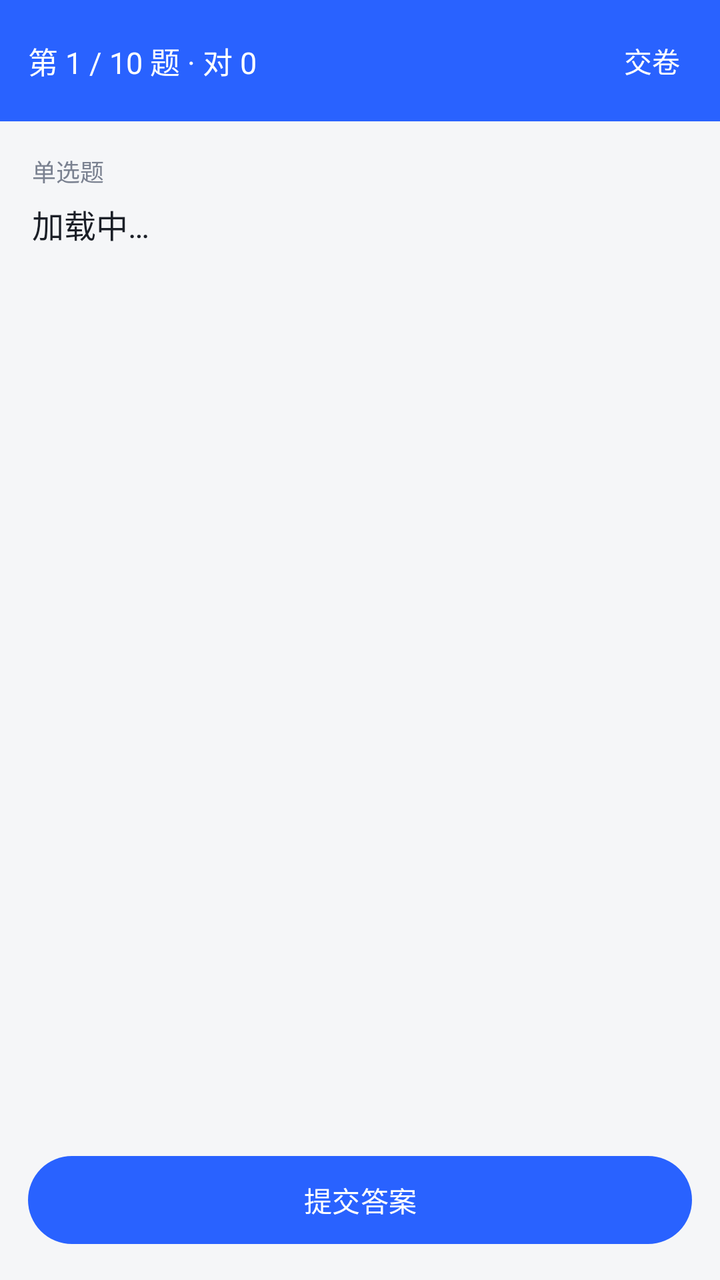
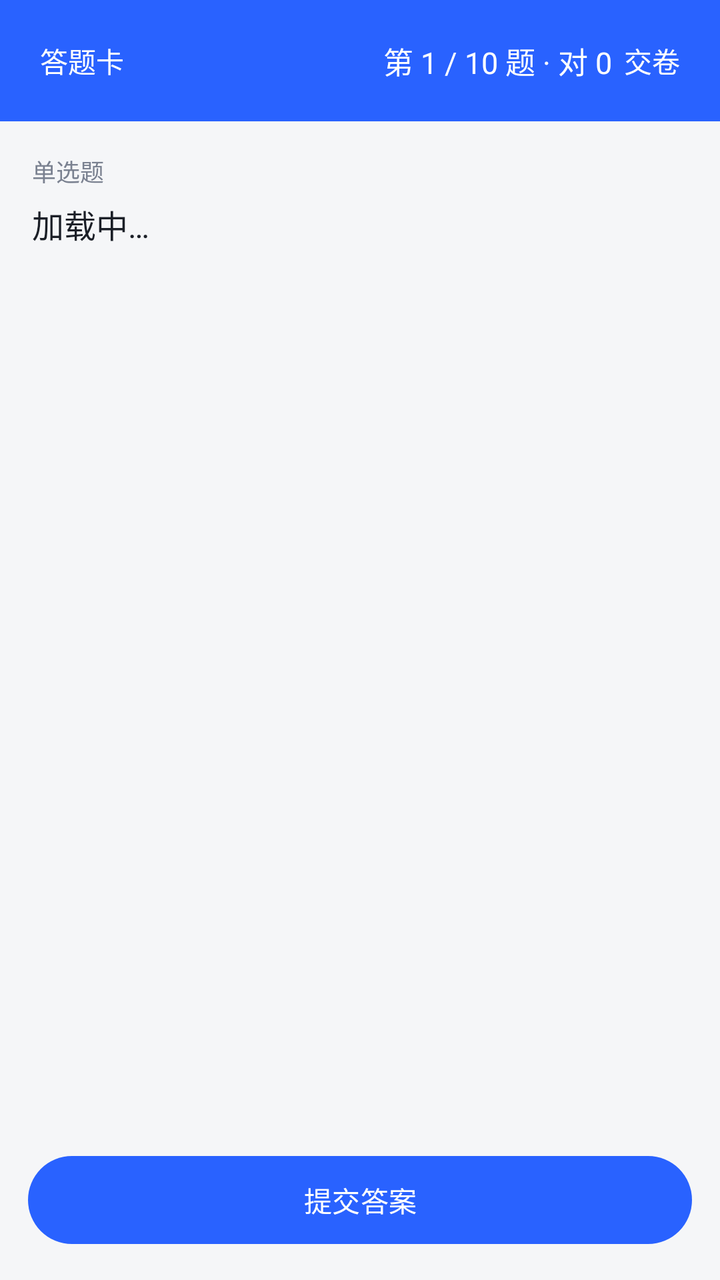

Compare the two renders of this Android layout. The source of the first and the diff that turns it into the second are given below.
<!-- AndroidManifest.xml: application theme Theme.ExamPrep -->
<!-- res/layout/activity_practice.xml -->
<?xml version="1.0" encoding="utf-8"?>
<LinearLayout xmlns:android="http://schemas.android.com/apk/res/android"
    android:layout_width="match_parent" android:layout_height="match_parent"
    android:orientation="vertical" android:background="@color/bg">

    
    <LinearLayout
        android:layout_width="match_parent" android:layout_height="wrap_content"
        android:background="@color/primary" android:gravity="center_vertical"
        android:orientation="horizontal" android:padding="14dp">

        <TextView
            android:id="@+id/tvProgress"
            android:layout_width="0dp" android:layout_weight="1"
            android:layout_height="wrap_content"
            android:text="第 1 / 10 题 · 对 0"
            android:textColor="#FFFFFF" android:textSize="15sp" />

        <TextView
            android:id="@+id/btnFinish"
            android:layout_width="wrap_content" android:layout_height="wrap_content"
            android:text="交卷" android:textColor="#FFFFFF"
            android:background="?attr/selectableItemBackground" android:padding="6dp" />
    </LinearLayout>

    <ScrollView
        android:layout_width="match_parent" android:layout_height="0dp"
        android:layout_weight="1" android:fillViewport="true">

        <LinearLayout
            android:layout_width="match_parent" android:layout_height="wrap_content"
            android:orientation="vertical" android:padding="16dp">

            <TextView
                android:id="@+id/tvTypeName"
                style="@style/StatLabel" android:text="单选题" />

            <TextView
                android:id="@+id/tvStem"
                android:layout_width="match_parent" android:layout_height="wrap_content"
                android:layout_marginTop="6dp"
                android:textColor="@color/text_main" android:textSize="16sp"
                android:lineSpacingExtra="4dp" android:text="加载中…" />

            <TextView
                android:id="@+id/tvMaterial"
                android:layout_width="match_parent" android:layout_height="wrap_content"
                android:layout_marginTop="8dp"
                android:background="@color/card" android:padding="10dp"
                android:textColor="@color/text_sub" android:textSize="13sp"
                android:visibility="gone" />

            
            <LinearLayout
                android:id="@+id/llAnswerArea"
                android:layout_width="match_parent" android:layout_height="wrap_content"
                android:layout_marginTop="14dp" android:orientation="vertical" />

            
            <LinearLayout
                android:id="@+id/llResult"
                android:layout_width="match_parent" android:layout_height="wrap_content"
                android:layout_marginTop="14dp" android:orientation="vertical"
                android:visibility="gone">

                <TextView
                    android:id="@+id/tvJudge"
                    android:layout_width="match_parent" android:layout_height="wrap_content"
                    android:textSize="15sp" android:textStyle="bold" />

                <TextView
                    android:id="@+id/tvCorrectAnswer"
                    style="@style/CardText" android:layout_marginTop="6dp" />

                <TextView
                    android:id="@+id/tvAnalysis"
                    style="@style/CardText" android:layout_marginTop="6dp" />

                <TextView
                    android:id="@+id/tvSelfEvalTip"
                    style="@style/StatLabel" android:layout_marginTop="10dp"
                    android:text="这道题你会了吗？" android:visibility="gone" />

                <LinearLayout
                    android:id="@+id/llSelfEval"
                    android:layout_width="match_parent" android:layout_height="wrap_content"
                    android:layout_marginTop="6dp" android:orientation="horizontal"
                    android:visibility="gone">

                    <com.google.android.material.button.MaterialButton
                        android:id="@+id/btnEvalKnow"
                        style="@style/Widget.Material3.Button.TonalButton"
                        android:layout_width="0dp" android:layout_weight="1"
                        android:layout_height="wrap_content" android:layout_marginEnd="4dp"
                        android:text="会了" />

                    <com.google.android.material.button.MaterialButton
                        android:id="@+id/btnEvalUnsure"
                        style="@style/Widget.Material3.Button.TonalButton"
                        android:layout_width="0dp" android:layout_weight="1"
                        android:layout_marginStart="4dp" android:layout_marginEnd="4dp"
                        android:layout_height="wrap_content"
                        android:text="模糊" />

                    <com.google.android.material.button.MaterialButton
                        android:id="@+id/btnEvalDont"
                        style="@style/Widget.Material3.Button.TonalButton"
                        android:layout_width="0dp" android:layout_weight="1"
                        android:layout_marginStart="4dp"
                        android:layout_height="wrap_content"
                        android:text="不会" />
                </LinearLayout>
            </LinearLayout>
        </LinearLayout>
    </ScrollView>

    <com.google.android.material.button.MaterialButton
        android:id="@+id/btnAction"
        android:layout_width="match_parent" android:layout_height="52dp"
        android:layout_margin="14dp" android:text="提交答案" />
</LinearLayout>
<!-- resources referenced by this layout -->
<resources>
  <color name="bg">#F5F6F8</color>
  <color name="card">#FFFFFF</color>
  <color name="primary">#2962FF</color>
  <color name="text_main">#1B1F27</color>
  <color name="text_sub">#7A8190</color>
  <style name="CardText">
          <item name="android:layout_width">match_parent</item>
          <item name="android:layout_height">wrap_content</item>
          <item name="android:textColor">@color/text_sub</item>
          <item name="android:textSize">13sp</item>
      </style>
  <style name="StatLabel">
          <item name="android:layout_width">wrap_content</item>
          <item name="android:layout_height">wrap_content</item>
          <item name="android:textColor">@color/text_sub</item>
          <item name="android:textSize">12sp</item>
      </style>
  <style name="Theme.ExamPrep" parent="Theme.Material3.DayNight.NoActionBar">
          <item name="colorPrimary">@color/primary</item>
          <item name="colorOnPrimary">#FFFFFF</item>
          <item name="colorPrimaryContainer">@color/chip_bg</item>
          <item name="colorSecondary">@color/accent</item>
          <item name="android:colorBackground">@color/bg</item>
          <item name="colorSurface">@color/card</item>
          <item name="android:statusBarColor">@color/primary</item>
          <item name="android:textColorPrimary">@color/text_main</item>
          <item name="android:textColorSecondary">@color/text_sub</item>
      </style>
  <color name="chip_bg">#EEF2FF</color>
  <color name="accent">#00BFA5</color>
</resources>

<!-- the commit's change to res/layout/activity_practice.xml (unified diff, before → after) -->
@@ -10,9 +10,16 @@
         android:orientation="horizontal" android:padding="14dp">
 
         <TextView
+            android:id="@+id/btnCard"
+            android:layout_width="wrap_content" android:layout_height="wrap_content"
+            android:padding="6dp" android:text="答题卡"
+            android:textColor="#FFFFFF" android:background="?attr/selectableItemBackground" />
+
+        <TextView
             android:id="@+id/tvProgress"
             android:layout_width="0dp" android:layout_weight="1"
-            android:layout_height="wrap_content"
+            android:layout_height="wrap_content" android:layout_marginStart="8dp"
+            android:gravity="end"
             android:text="第 1 / 10 题 · 对 0"
             android:textColor="#FFFFFF" android:textSize="15sp" />
 
